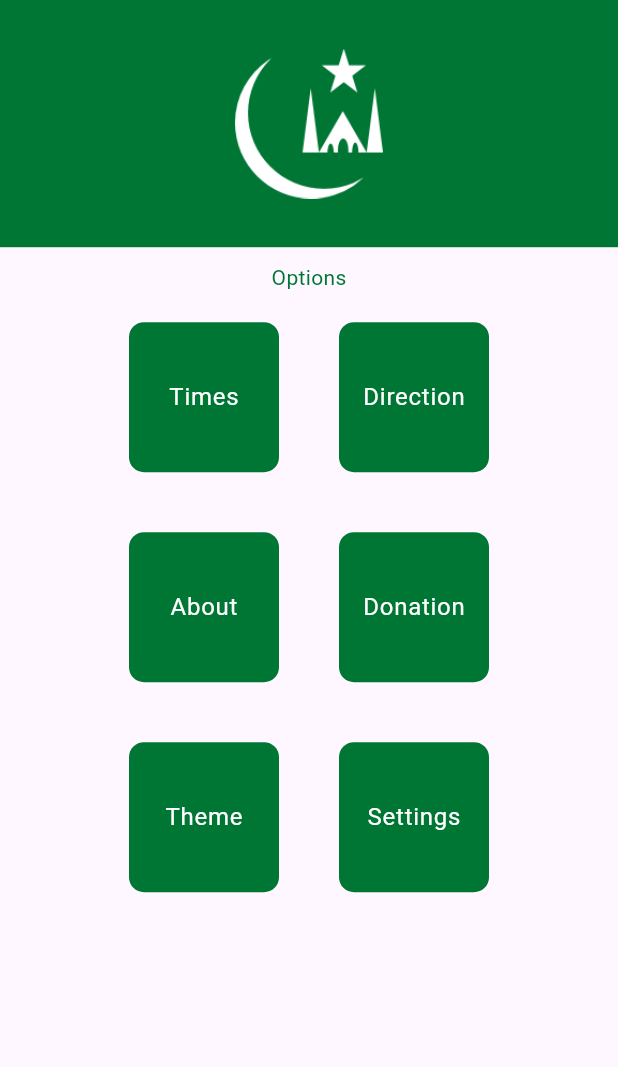
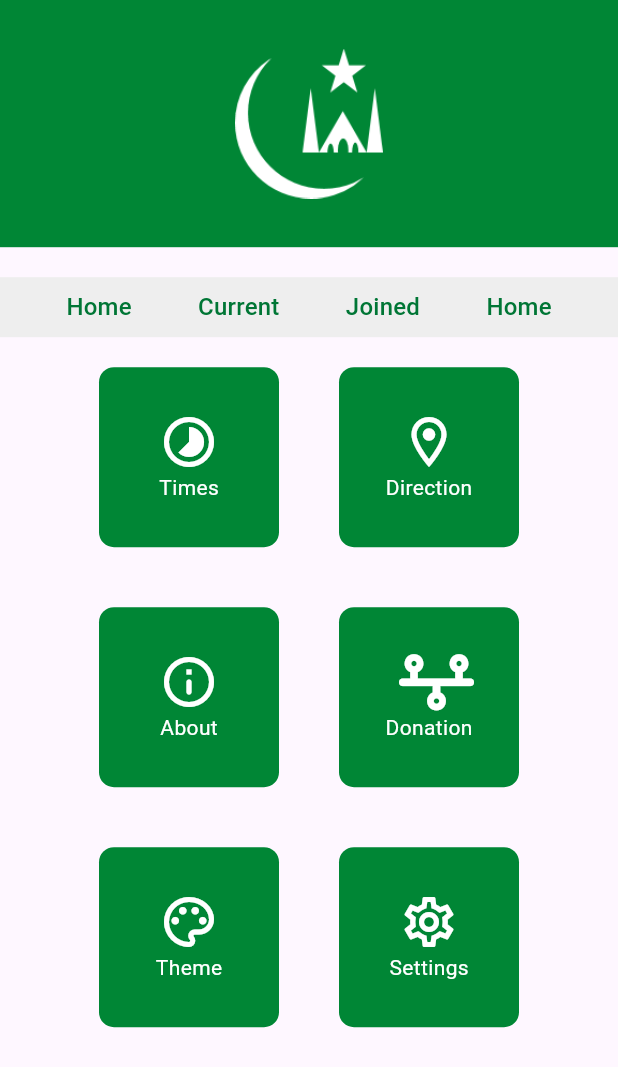
Before and after one commit to MuhammadAfzal5589/Masjid-Times-App, a Flutter app: the screen it shows after launch, on a phone screen of 412 x 824 dp. Shown: the top 1067 px of the screen. Run offline on Flutter 3.47's test engine with Material 2 defaults, Android fonts, the phone set to English and light mode, and no system bars; our stand-ins replace font_awesome_flutter.

Commit message:
icons added

```diff
--- a/lib/Model/MenuItem.dart
+++ b/lib/Model/MenuItem.dart
@@ -1,23 +1,37 @@
 import 'package:flutter/material.dart';
+import 'package:font_awesome_flutter/font_awesome_flutter.dart';
 
 class MenuItem extends StatelessWidget {
-    const MenuItem({super.key,required this.text});
+    const MenuItem({super.key,required this.text, required this.icon});
 
    final String text;
+   // final String image;
+   final IconData icon;
 
   @override
   Widget build(BuildContext context) {
     return Padding(
       padding: const EdgeInsets.all(20.0),
-      child: Container(
-        height: 100,
-        width: 100,
-        decoration: BoxDecoration(
-          color: const Color(0xFF007635),
-              borderRadius: BorderRadius.circular(10.0)
-        ),
-        child: Center(
-          child: Text(text,style: Theme.of(context).textTheme.bodyText1,),
+      child: InkWell(
+        onTap: (){
+          // Navigator.of(context).push(MaterialPageRoute(builder: (context)=>Home()));
+        },
+        child: Container(
+          height: 120,
+          width: 120,
+          decoration: BoxDecoration(
+            color: Theme.of(context).primaryColor,
+                borderRadius: BorderRadius.circular(10.0)
+          ),
+          child: Center(
+            child: Column(
+              mainAxisAlignment: MainAxisAlignment.center,
+              children: [
+                icon!=null ? Icon(icon,size: 40.0,color: Colors.white,) : const FaIcon(FontAwesomeIcons.image),
+                Text(text,style: Theme.of(context).textTheme.bodyMedium,),
+              ],
+            ),
+          ),
         ),
       ),
     );
--- /dev/null
+++ b/lib/Model/mywidgets.dart
@@ -0,0 +1,9 @@
+import 'package:flutter/material.dart';
+class Bodytext extends StatelessWidget {
+  const Bodytext({super.key, required this.text});
+final String text;
+  @override
+  Widget build(BuildContext context) {
+    return Text(text,style: Theme.of(context).textTheme.titleMedium,);
+  }
+}
--- a/lib/View/home.dart
+++ b/lib/View/home.dart
@@ -1,6 +1,8 @@
 import 'package:flutter/material.dart';
+import 'package:font_awesome_flutter/font_awesome_flutter.dart';
 // import 'package:font_awesome_flutter/font_awesome_flutter.dart';
 import 'package:masjid/Model/MenuItem.dart';
+import 'package:masjid/Model/mywidgets.dart';
 class Home extends StatelessWidget {
   const Home({super.key});
 
@@ -17,31 +19,43 @@ class Home extends StatelessWidget {
         ),
         // leading: FaIcon(FontAwesomeIcons.list),
       ),
-    body:  const SingleChildScrollView(
+    body:    SingleChildScrollView(
       child: Column(
         mainAxisAlignment: MainAxisAlignment.center,
         children: [
-          SizedBox(height: 10.0),
-          Text("Options"),
-          Row(
+          const SizedBox(height: 20.0),
+          Container(
+            height: 40.0,
+            color: Colors.grey.shade200,
+            child: Row(
+              mainAxisAlignment: MainAxisAlignment.spaceEvenly,
+              children: [
+                Bodytext(text: "Home"),
+                Bodytext(text: "Current"),
+                Bodytext(text: "Joined"),
+                Bodytext(text: "Home"),
+              ],
+            ),
+          ),
+            const Row(
             mainAxisAlignment: MainAxisAlignment.center,
             children: [
-              MenuItem(text: "Times",),
-              MenuItem(text: "Direction",),
+              MenuItem(text: "Times", icon: Icons.timelapse),
+              MenuItem(text: "Direction", icon: Icons.location_on_outlined,),
             ],
           ),
-          Row(
+          const Row(
             mainAxisAlignment: MainAxisAlignment.center,
             children: [
-              MenuItem(text: "About",),
-              MenuItem(text: "Donation",),
+              MenuItem(text: "About", icon: Icons.info_outline_rounded,),
+              MenuItem(text: "Donation", icon: FontAwesomeIcons.timeline,),
             ],
           ),
-          Row(
+          const Row(
             mainAxisAlignment: MainAxisAlignment.center,
             children: [
-              MenuItem(text: "Theme",),
-              MenuItem(text: "Settings",),
+              MenuItem(text: "Theme", icon: Icons.color_lens_outlined,),
+              MenuItem(text: "Settings", icon: Icons.settings_outlined,),
             ],
           ),
         ],
--- a/lib/main.dart
+++ b/lib/main.dart
@@ -13,11 +13,11 @@ class MyApp extends StatelessWidget {
     return MaterialApp(
       title: 'Flutter Demo',
       theme: ThemeData(
-        primaryColor: const Color(0xFF007635),
+        primaryColor: const Color(0xFF008635),
         primarySwatch: Colors.green,
-        textTheme: const TextTheme(
-          bodyText1: TextStyle(color: Colors.white),
-          bodyText2: TextStyle(color: Color(0xFF007635))
+        textTheme:  TextTheme(
+          bodyMedium: TextStyle(color: Colors.white),
+          titleMedium: TextStyle(color: Color(0xFF007635))
         ),
         brightness: Brightness.light,
         useMaterial3: true,
```
Also changed, not shown: assets/images/aboutlogo.png (added), assets/images/directionlogo.png (added), assets/images/donationlogo.png (added), assets/images/settinglogo.png (added), assets/images/svg/aboutlogo.svg (added), assets/images/svg/directionlogo.svg (added), assets/images/svg/donationlogo.svg (added), assets/images/svg/settinglogo.svg (added), assets/images/svg/themelogo.svg (added), assets/images/svg/timelogo.svg (added), assets/images/themelogo.png (added), assets/images/timelogo.png (added).
